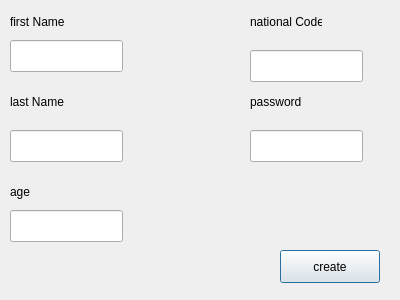
Before: the Qt Designer form newcustomerwindow.ui in anashaybani/Bank, drawn with Qt 5.
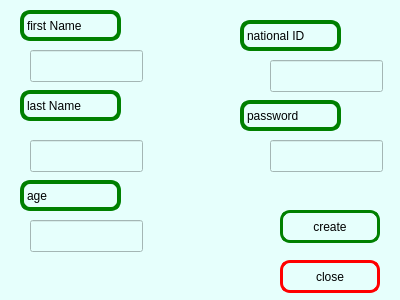
After: the same form once the commit is applied.

What changed in the file:
```diff
--- a/newcustomerwindow.ui
+++ b/newcustomerwindow.ui
@@ -13,134 +13,200 @@
   <property name="windowTitle">
    <string>Dialog</string>
   </property>
-  <widget class="QPushButton" name="createButton">
-   <property name="geometry">
-    <rect>
-     <x>280</x>
-     <y>250</y>
-     <width>100</width>
-     <height>33</height>
-    </rect>
-   </property>
-   <property name="text">
-    <string>create</string>
-   </property>
-  </widget>
-  <widget class="QLineEdit" name="ageEdit">
-   <property name="geometry">
-    <rect>
-     <x>10</x>
-     <y>210</y>
-     <width>113</width>
-     <height>32</height>
-    </rect>
-   </property>
-  </widget>
-  <widget class="QLineEdit" name="passwordEdit">
-   <property name="geometry">
-    <rect>
-     <x>250</x>
-     <y>130</y>
-     <width>113</width>
-     <height>32</height>
-    </rect>
-   </property>
-  </widget>
-  <widget class="QLineEdit" name="lastNameEdit">
-   <property name="geometry">
-    <rect>
-     <x>10</x>
-     <y>130</y>
-     <width>113</width>
-     <height>32</height>
-    </rect>
-   </property>
-  </widget>
-  <widget class="QLineEdit" name="nationalCodeEdit">
-   <property name="geometry">
-    <rect>
-     <x>250</x>
-     <y>50</y>
-     <width>113</width>
-     <height>32</height>
-    </rect>
-   </property>
-  </widget>
-  <widget class="QLineEdit" name="firstNameEdit">
-   <property name="geometry">
-    <rect>
-     <x>10</x>
-     <y>40</y>
-     <width>113</width>
-     <height>32</height>
-    </rect>
-   </property>
-  </widget>
+  <property name="styleSheet">
+   <string notr="true">background-color: rgb(230, 255, 252);
+color: rgb(0, 0, 0);</string>
+  </property>
   <widget class="QLabel" name="label">
    <property name="geometry">
     <rect>
-     <x>10</x>
+     <x>20</x>
      <y>10</y>
-     <width>72</width>
-     <height>24</height>
+     <width>101</width>
+     <height>31</height>
     </rect>
    </property>
+   <property name="styleSheet">
+    <string notr="true">border-radius:10px;
+
+color: rgb(0, 0, 0);
+border:4px solid green;
+f</string>
+   </property>
    <property name="text">
     <string>first Name</string>
    </property>
   </widget>
-  <widget class="QLabel" name="label_2">
-   <property name="geometry">
-    <rect>
-     <x>250</x>
-     <y>10</y>
-     <width>72</width>
-     <height>24</height>
-    </rect>
-   </property>
-   <property name="text">
-    <string>national Code</string>
-   </property>
-  </widget>
-  <widget class="QLabel" name="label_3">
-   <property name="geometry">
-    <rect>
-     <x>10</x>
-     <y>90</y>
-     <width>72</width>
-     <height>24</height>
-    </rect>
-   </property>
-   <property name="text">
-    <string>last Name</string>
-   </property>
-  </widget>
   <widget class="QLabel" name="label_4">
    <property name="geometry">
     <rect>
-     <x>250</x>
-     <y>90</y>
-     <width>72</width>
-     <height>24</height>
+     <x>240</x>
+     <y>100</y>
+     <width>101</width>
+     <height>31</height>
     </rect>
    </property>
+   <property name="styleSheet">
+    <string notr="true">border-radius:10px;
+
+color: rgb(0, 0, 0);
+border:4px solid green;
+f</string>
+   </property>
    <property name="text">
     <string>password</string>
    </property>
   </widget>
+  <widget class="QLineEdit" name="ageEdit">
+   <property name="geometry">
+    <rect>
+     <x>30</x>
+     <y>220</y>
+     <width>113</width>
+     <height>32</height>
+    </rect>
+   </property>
+  </widget>
+  <widget class="QLabel" name="label_2">
+   <property name="geometry">
+    <rect>
+     <x>240</x>
+     <y>20</y>
+     <width>101</width>
+     <height>31</height>
+    </rect>
+   </property>
+   <property name="styleSheet">
+    <string notr="true">border-radius:10px;
+
+color: rgb(0, 0, 0);
+border:4px solid green;
+f</string>
+   </property>
+   <property name="text">
+    <string>national ID</string>
+   </property>
+  </widget>
+  <widget class="QPushButton" name="closeButton">
+   <property name="geometry">
+    <rect>
+     <x>280</x>
+     <y>260</y>
+     <width>100</width>
+     <height>33</height>
+    </rect>
+   </property>
+   <property name="styleSheet">
+    <string notr="true">border-radius:10px;
+
+color: rgb(0, 0, 0);
+border:3px solid red;
+f</string>
+   </property>
+   <property name="text">
+    <string>close</string>
+   </property>
+  </widget>
+  <widget class="QPushButton" name="createButton">
+   <property name="geometry">
+    <rect>
+     <x>280</x>
+     <y>210</y>
+     <width>100</width>
+     <height>33</height>
+    </rect>
+   </property>
+   <property name="styleSheet">
+    <string notr="true">border-radius:10px;
+
+color: rgb(0, 0, 0);
+border:3px solid green;
+f</string>
+   </property>
+   <property name="text">
+    <string>create</string>
+   </property>
+  </widget>
   <widget class="QLabel" name="label_5">
    <property name="geometry">
     <rect>
-     <x>10</x>
+     <x>20</x>
      <y>180</y>
-     <width>72</width>
-     <height>24</height>
+     <width>101</width>
+     <height>31</height>
     </rect>
    </property>
+   <property name="styleSheet">
+    <string notr="true">border-radius:10px;
+
+color: rgb(0, 0, 0);
+border:4px solid green;
+f</string>
+   </property>
    <property name="text">
     <string>age</string>
    </property>
   </widget>
+  <widget class="QLineEdit" name="firstNameEdit">
+   <property name="geometry">
+    <rect>
+     <x>30</x>
+     <y>50</y>
+     <width>113</width>
+     <height>32</height>
+    </rect>
+   </property>
+  </widget>
+  <widget class="QLineEdit" name="passwordEdit">
+   <property name="geometry">
+    <rect>
+     <x>270</x>
+     <y>140</y>
+     <width>113</width>
+     <height>32</height>
+    </rect>
+   </property>
+  </widget>
+  <widget class="QLineEdit" name="lastNameEdit">
+   <property name="geometry">
+    <rect>
+     <x>30</x>
+     <y>140</y>
+     <width>113</width>
+     <height>32</height>
+    </rect>
+   </property>
+  </widget>
+  <widget class="QLineEdit" name="nationalCodeEdit">
+   <property name="geometry">
+    <rect>
+     <x>270</x>
+     <y>60</y>
+     <width>113</width>
+     <height>32</height>
+    </rect>
+   </property>
+  </widget>
+  <widget class="QLabel" name="label_3">
+   <property name="geometry">
+    <rect>
+     <x>20</x>
+     <y>90</y>
+     <width>101</width>
+     <height>31</height>
+    </rect>
+   </property>
+   <property name="styleSheet">
+    <string notr="true">border-radius:10px;
+
+color: rgb(0, 0, 0);
+border:4px solid green;
+f</string>
+   </property>
+   <property name="text">
+    <string>last Name</string>
+   </property>
+  </widget>
  </widget>
  <resources/>
  <connections/>
```
